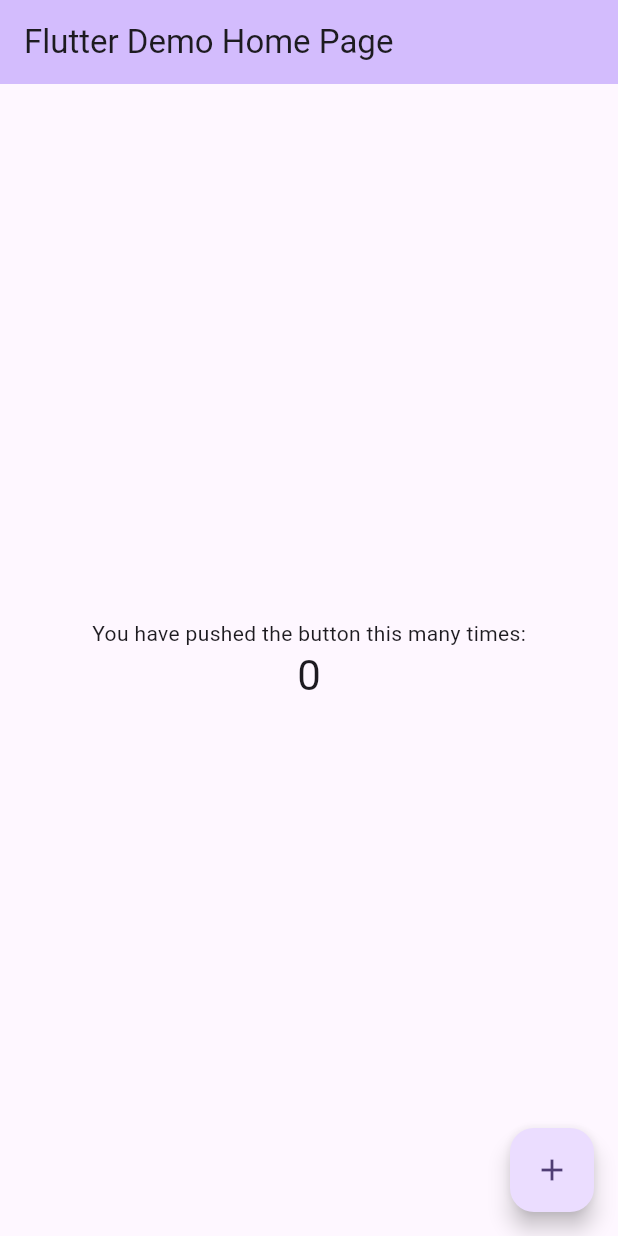
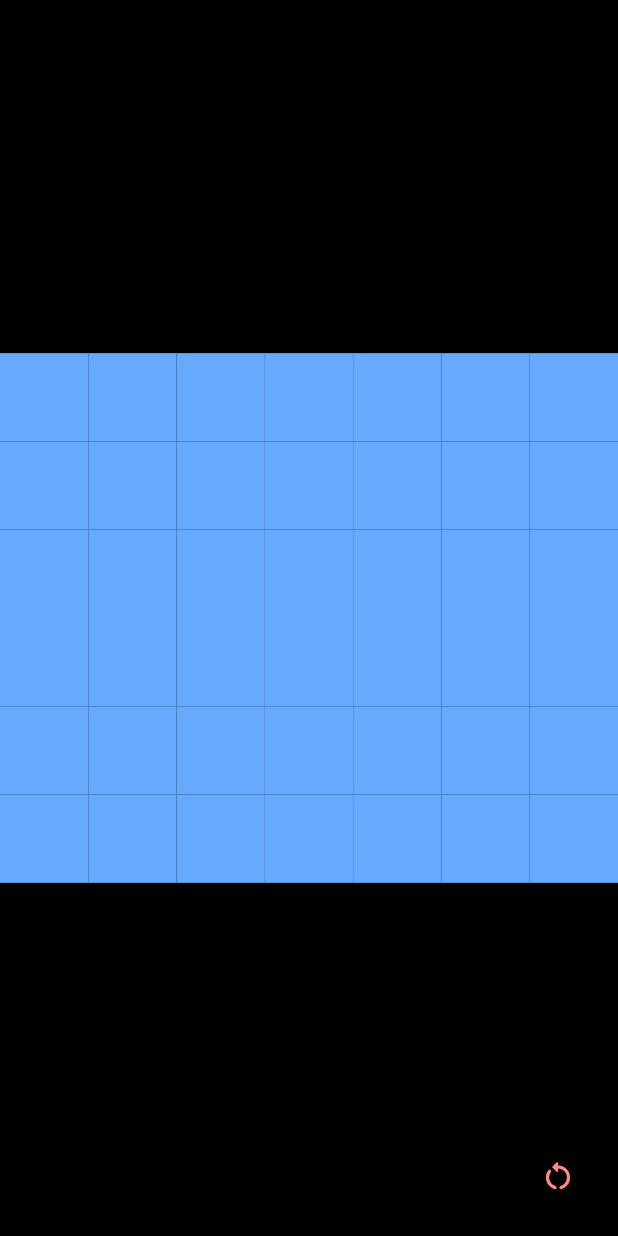
Before and after one commit to michasng/connect_4, a Flutter app: the screen it shows after launch, on a phone screen of 412 x 824 dp. Run offline on Flutter 3.47's test engine with Material 3 defaults, Android fonts, the phone set to English and light mode, and no system bars.

Commit message:
Add playable connect 4 game

```diff
--- /dev/null
+++ b/lib/connect_4/connect_4.dart
@@ -0,0 +1,95 @@
+import 'package:connect_4/connect_4/player.dart';
+import 'package:connect_4/connect_4/token.dart';
+import 'package:flutter/material.dart';
+
+class Connect4 extends StatefulWidget {
+  final int columnCount, rowCount;
+  final Player startingTurnPlayer;
+
+  const Connect4({
+    super.key,
+    this.columnCount = 7,
+    this.rowCount = 6,
+    this.startingTurnPlayer = Player.yellow,
+  });
+
+  @override
+  State<Connect4> createState() => _Connect4State();
+}
+
+class _Connect4State extends State<Connect4> {
+  late final List<List<Player?>> _grid;
+  late Player _turnPlayer;
+
+  @override
+  void initState() {
+    super.initState();
+    _grid = List.generate(
+      widget.rowCount,
+      (_) => List.filled(widget.columnCount, null),
+    );
+    _turnPlayer = widget.startingTurnPlayer;
+  }
+
+  void _reset() {
+    setState(() {
+      for (final row in _grid) {
+        row.fillRange(0, row.length, null);
+      }
+      _turnPlayer = widget.startingTurnPlayer;
+    });
+  }
+
+  Player get _nextTurnPlayer => switch (_turnPlayer) {
+        Player.red => Player.yellow,
+        Player.yellow => Player.red,
+      };
+
+  void _tryInsertToken(int colIndex) {
+    final rowIndex = _grid.lastIndexWhere((row) => row[colIndex] == null);
+    if (rowIndex == -1) return;
+
+    setState(() {
+      _grid[rowIndex][colIndex] = _turnPlayer;
+      _turnPlayer = _nextTurnPlayer;
+    });
+  }
+
+  @override
+  Widget build(BuildContext context) {
+    return Scaffold(
+      backgroundColor: Colors.black,
+      body: Center(
+        child: AspectRatio(
+          aspectRatio: widget.columnCount / widget.rowCount,
+          child: Table(
+            children: [
+              for (final row in _grid)
+                TableRow(
+                  children: [
+                    for (final (colIndex, owner) in row.indexed)
+                      AspectRatio(
+                        aspectRatio: 1,
+                        child: InkWell(
+                          onTap: () => _tryInsertToken(colIndex),
+                          child: Container(
+                            color: const Color(0xff66aaff),
+                            padding: const EdgeInsets.all(8),
+                            child: owner == null ? null : Token(owner: owner),
+                          ),
+                        ),
+                      ),
+                  ],
+                ),
+            ],
+          ),
+        ),
+      ),
+      floatingActionButton: IconButton(
+        color: _turnPlayer.color,
+        onPressed: _reset,
+        icon: const Icon(Icons.restart_alt_rounded),
+      ),
+    );
+  }
+}
--- /dev/null
+++ b/lib/connect_4/player.dart
@@ -0,0 +1,10 @@
+import 'dart:ui';
+
+enum Player {
+  yellow(Color(0xffff8888)),
+  red(Color(0xffffff88));
+
+  final Color color;
+
+  const Player(this.color);
+}
--- a/lib/main.dart
+++ b/lib/main.dart
@@ -1,125 +1,19 @@
+import 'package:connect_4/connect_4/connect_4.dart';
 import 'package:flutter/material.dart';
 
 void main() {
-  runApp(const MyApp());
+  runApp(const App());
 }
 
-class MyApp extends StatelessWidget {
-  const MyApp({super.key});
+class App extends StatelessWidget {
+  const App({super.key});
 
-  // This widget is the root of your application.
   @override
   Widget build(BuildContext context) {
-    return MaterialApp(
-      title: 'Flutter Demo',
-      theme: ThemeData(
-        // This is the theme of your application.
-        //
-        // TRY THIS: Try running your application with "flutter run". You'll see
-        // the application has a purple toolbar. Then, without quitting the app,
-        // try changing the seedColor in the colorScheme below to Colors.green
-        // and then invoke "hot reload" (save your changes or press the "hot
-        // reload" button in a Flutter-supported IDE, or press "r" if you used
-        // the command line to start the app).
-        //
-        // Notice that the counter didn't reset back to zero; the application
-        // state is not lost during the reload. To reset the state, use hot
-        // restart instead.
-        //
-        // This works for code too, not just values: Most code changes can be
-        // tested with just a hot reload.
-        colorScheme: ColorScheme.fromSeed(seedColor: Colors.deepPurple),
-        useMaterial3: true,
-      ),
-      home: const MyHomePage(title: 'Flutter Demo Home Page'),
+    return const MaterialApp(
+      title: 'Connect Four',
+      debugShowCheckedModeBanner: false,
+      home: Connect4(),
     );
   }
 }
-
-class MyHomePage extends StatefulWidget {
-  const MyHomePage({super.key, required this.title});
-
-  // This widget is the home page of your application. It is stateful, meaning
-  // that it has a State object (defined below) that contains fields that affect
-  // how it looks.
-
-  // This class is the configuration for the state. It holds the values (in this
-  // case the title) provided by the parent (in this case the App widget) and
-  // used by the build method of the State. Fields in a Widget subclass are
-  // always marked "final".
-
-  final String title;
-
-  @override
-  State<MyHomePage> createState() => _MyHomePageState();
-}
-
-class _MyHomePageState extends State<MyHomePage> {
-  int _counter = 0;
-
-  void _incrementCounter() {
-    setState(() {
-      // This call to setState tells the Flutter framework that something has
-      // changed in this State, which causes it to rerun the build method below
-      // so that the display can reflect the updated values. If we changed
-      // _counter without calling setState(), then the build method would not be
-      // called again, and so nothing would appear to happen.
-      _counter++;
-    });
-  }
-
-  @override
-  Widget build(BuildContext context) {
-    // This method is rerun every time setState is called, for instance as done
-    // by the _incrementCounter method above.
-    //
-    // The Flutter framework has been optimized to make rerunning build methods
-    // fast, so that you can just rebuild anything that needs updating rather
-    // than having to individually change instances of widgets.
-    return Scaffold(
-      appBar: AppBar(
-        // TRY THIS: Try changing the color here to a specific color (to
-        // Colors.amber, perhaps?) and trigger a hot reload to see the AppBar
-        // change color while the other colors stay the same.
-        backgroundColor: Theme.of(context).colorScheme.inversePrimary,
-        // Here we take the value from the MyHomePage object that was created by
-        // the App.build method, and use it to set our appbar title.
-        title: Text(widget.title),
-      ),
-      body: Center(
-        // Center is a layout widget. It takes a single child and positions it
-        // in the middle of the parent.
-        child: Column(
-          // Column is also a layout widget. It takes a list of children and
-          // arranges them vertically. By default, it sizes itself to fit its
-          // children horizontally, and tries to be as tall as its parent.
-          //
-          // Column has various properties to control how it sizes itself and
-          // how it positions its children. Here we use mainAxisAlignment to
-          // center the children vertically; the main axis here is the vertical
-          // axis because Columns are vertical (the cross axis would be
-          // horizontal).
-          //
-          // TRY THIS: Invoke "debug painting" (choose the "Toggle Debug Paint"
-          // action in the IDE, or press "p" in the console), to see the
-          // wireframe for each widget.
-          mainAxisAlignment: MainAxisAlignment.center,
-          children: <Widget>[
-            const Text(
-              'You have pushed the button this many times:',
-            ),
-            Text(
-              '$_counter',
-              style: Theme.of(context).textTheme.headlineMedium,
-            ),
-          ],
-        ),
-      ),
-      floatingActionButton: FloatingActionButton(
-        onPressed: _incrementCounter,
-        tooltip: 'Increment',
-        child: const Icon(Icons.add),
-      ), // This trailing comma makes auto-formatting nicer for build methods.
-    );
-  }
-}
```
Also changed, not shown: lib/connect_4/token.dart (added, +21 -0 lines), 1 other file.
